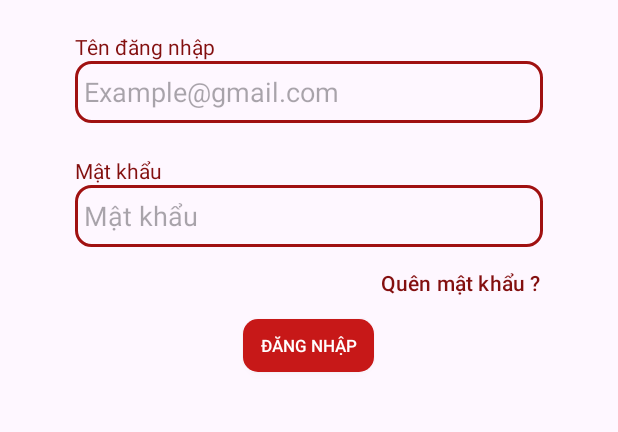
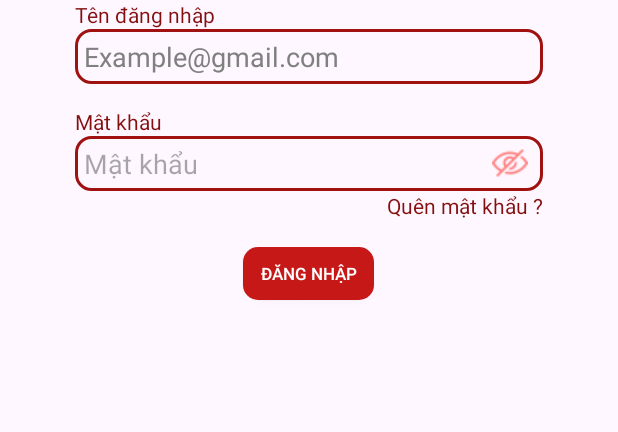
Before and after one commit to NgVietAnh24/ChuyenDeDiDong, an Android app: the screen it shows after launch (Login), on a phone screen of 412 x 824 dp, the part 494-926 px from its top. Run offline under Robolectric (Android 15) with nearby library versions, the phone set to English and light mode, and no system bars; our stand-ins replace Firebase (no records; nobody signed in at launch, a user with empty details on screens opened directly).

Commit message:
Hoàn thiện scrum 1

```diff
--- a/app/build.gradle.kts
+++ b/app/build.gradle.kts
@@ -40,10 +40,11 @@ dependencies {
     // TODO: Add the dependencies for Firebase products you want to use
     // When using the BoM, don't specify versions in Firebase dependencies
     implementation("com.google.firebase:firebase-analytics")
-    implementation("com.google.firebase:firebase-auth")
+    implementation("com.google.firebase:firebase-auth:20.5.0")
     implementation("com.google.firebase:firebase-firestore")
     implementation ("com.airbnb.android:lottie:6.1.0")
     implementation ("com.github.bumptech.glide:glide:4.14.2")
+    implementation("androidx.swiperefreshlayout:swiperefreshlayout:1.1.0")
     annotationProcessor ("com.github.bumptech.glide:compiler:4.14.2")
 
 
--- a/app/src/main/AndroidManifest.xml
+++ b/app/src/main/AndroidManifest.xml
@@ -10,6 +10,8 @@
     <uses-permission android:name="android.permission.READ_EXTERNAL_STORAGE" />
     <uses-permission android:name="android.permission.INTERNET" />
     <uses-permission android:name="android.permission.ACCESS_NETWORK_STATE" />
+    <uses-permission android:name="android.permission.GET_ACCOUNTS" />
+    <uses-permission android:name="android.permission.USE_CREDENTIALS" />
 
     <application
         android:allowBackup="true"
--- a/app/src/main/java/vn/posicode/chuyende/activities/Login.java
+++ b/app/src/main/java/vn/posicode/chuyende/activities/Login.java
@@ -5,10 +5,14 @@ import static android.content.ContentValues.TAG;
 import android.content.Intent;
 import android.os.Bundle;
 import android.os.Handler;
+import android.text.method.HideReturnsTransformationMethod;
+import android.text.method.PasswordTransformationMethod;
 import android.util.Log;
 import android.util.Patterns;
 import android.view.View;
 import android.widget.Button;
+import android.widget.ImageView;
+import android.widget.TextView;
 import android.widget.Toast;
 
 import androidx.annotation.NonNull;
@@ -18,6 +22,7 @@ import androidx.appcompat.app.AppCompatActivity;
 import com.google.android.gms.tasks.OnCompleteListener;
 import com.google.android.gms.tasks.Task;
 import com.google.android.material.textfield.TextInputEditText;
+import com.google.android.material.textfield.TextInputLayout;
 import com.google.firebase.auth.AuthResult;
 import com.google.firebase.auth.FirebaseAuth;
 import com.google.firebase.auth.FirebaseUser;
@@ -31,8 +36,11 @@ public class Login extends AppCompatActivity {
     private FirebaseAuth mAuth;
     private FirebaseFirestore firestore;
     private TextInputEditText edtUsername, edtPassword;
-    private Button btnLogin, btnForgot;
+    private Button btnLogin;
+    private TextView  btnForgot;
     private Loading loading;
+    private ImageView imgEye;
+    private boolean isPasswordVisible = false;
 
     @Override
     protected void onCreate(@Nullable Bundle savedInstanceState) {
@@ -60,7 +68,6 @@ public class Login extends AppCompatActivity {
                     return;
                 }
 
-                // Đăng nhập người dùng
                 loading.show();
                 mAuth.signInWithEmailAndPassword(email, password)
                         .addOnCompleteListener(Login.this, new OnCompleteListener<AuthResult>() {
@@ -124,6 +131,14 @@ public class Login extends AppCompatActivity {
             }
         });
 
+        imgEye.setOnClickListener(new View.OnClickListener() {
+            @Override
+            public void onClick(View v) {
+                togglePasswordVisibility();
+            }
+        });
+
+
         btnForgot.setOnClickListener(new View.OnClickListener() {
             @Override
             public void onClick(View view) {
@@ -131,6 +146,22 @@ public class Login extends AppCompatActivity {
                 startActivity(intent);
             }
         });
+    }
+
+    private void togglePasswordVisibility() {
+        if (isPasswordVisible) {
+            // Ẩn mật khẩu
+            edtPassword.setTransformationMethod(PasswordTransformationMethod.getInstance());
+            imgEye.setImageResource(R.drawable.eye_hide); // Hình mắt đóng
+        } else {
+            // Hiển thị mật khẩu
+            edtPassword.setTransformationMethod(HideReturnsTransformationMethod.getInstance());
+            imgEye.setImageResource(R.drawable.eye_show); // Hình mắt mở
+        }
+        isPasswordVisible = !isPasswordVisible;
+
+        // Đưa con trỏ về cuối trường nhập mật khẩu
+        edtPassword.setSelection(edtPassword.getText().length());
     }
 
     public boolean isValidEmail(String email) {
@@ -142,5 +173,6 @@ public class Login extends AppCompatActivity {
         edtPassword = findViewById(R.id.edtPassword);
         btnLogin = findViewById(R.id.btnLogin);
         btnForgot = findViewById(R.id.btnForgot);
+        imgEye = findViewById(R.id.imgEye);
     }
 }
--- a/app/src/main/res/layout/login.xml
+++ b/app/src/main/res/layout/login.xml
@@ -8,15 +8,16 @@
     android:orientation="vertical"
     tools:context=".activities.Login">
 
+    <!-- Logo -->
     <LinearLayout
         android:layout_width="match_parent"
         android:layout_height="0dp"
-        android:layout_weight="2">
+        android:layout_weight="2"
+        android:gravity="bottom">
 
         <ImageView
             android:layout_width="match_parent"
             android:layout_height="200dp"
-            android:layout_gravity="bottom"
             android:src="@drawable/logo" />
     </LinearLayout>
 
@@ -31,40 +32,60 @@
 
         <TextView
             android:layout_width="match_parent"
-            android:layout_height="0dp"
-            android:layout_weight="1"
+            android:layout_height="wrap_content"
             android:gravity="bottom"
             android:text="Tên đăng nhập"
-            android:textColor="@color/textColorTitle"/>
+            android:textColor="@color/textColorTitle" />
 
         <com.google.android.material.textfield.TextInputEditText
             android:id="@+id/edtUsername"
             android:layout_width="match_parent"
-            android:layout_height="0dp"
-            android:layout_weight="1"
+            android:layout_height="wrap_content"
             android:background="@drawable/border_edt"
             android:hint="Example@gmail.com"
-            android:padding="6dp"/>
+            android:inputType="textEmailAddress"
+            android:padding="6dp"
+            android:textColorHint="@color/textRole" />
 
         <TextView
             android:layout_width="match_parent"
-            android:layout_height="0dp"
-            android:layout_weight="1"
+            android:layout_height="wrap_content"
+            android:layout_marginTop="15dp"
             android:gravity="bottom"
             android:text="Mật khẩu"
-            android:inputType="textEmailAddress"
-            android:textColor="@color/textColorTitle"/>
+            android:textColor="@color/textColorTitle" />
 
+        <FrameLayout
+            android:layout_width="match_parent"
+            android:layout_height="wrap_content"
+            android:orientation="horizontal">
 
-        <com.google.android.material.textfield.TextInputEditText
-            android:id="@+id/edtPassword"
-            android:layout_width="match_parent"
-            android:layout_height="0dp"
-            android:layout_weight="1"
-            android:background="@drawable/border_edt"
-            android:padding="6dp"
-            android:hint="Mật khẩu"
-            android:inputType="textPassword"/>
+            <com.google.android.material.textfield.TextInputEditText
+                android:id="@+id/edtPassword"
+                android:layout_width="match_parent"
+                android:layout_height="wrap_content"
+                android:background="@drawable/border_edt"
+                android:hint="Mật khẩu"
+                android:inputType="textPassword"
+                android:padding="6dp" />
+
+            <ImageView
+                android:id="@+id/imgEye"
+                android:layout_width="wrap_content"
+                android:layout_height="wrap_content"
+                android:layout_gravity="center|end"
+                android:paddingRight="10dp"
+                android:src="@drawable/eye_hide" />
+        </FrameLayout>
+        <TextView
+            android:id="@+id/btnForgot"
+            android:layout_width="wrap_content"
+            android:layout_height="wrap_content"
+            android:layout_gravity="end"
+            android:background="@android:color/transparent"
+            android:text="Quên mật khẩu ?"
+            android:textColor="@color/textColorTitle" />
+
     </LinearLayout>
 
     <LinearLayout
@@ -73,25 +94,15 @@
         android:layout_weight="2"
         android:orientation="vertical">
 
-        <Button
-            android:id="@+id/btnForgot"
-            android:layout_width="wrap_content"
-            android:layout_height="wrap_content"
-            android:layout_gravity="end"
-            android:layout_marginRight="28dp"
-            android:background="@android:color/transparent"
-            android:text="Quên mật khẩu ?"
-            android:textColor="@color/textColorTitle" />
-
         <androidx.appcompat.widget.AppCompatButton
             android:id="@+id/btnLogin"
             android:layout_width="87dp"
             android:layout_height="35dp"
             android:layout_gravity="center"
+            android:background="@drawable/rounded_btn"
+            android:text="Đăng nhập"
             android:textColor="@color/textColor"
-            android:textSize="11sp"
-            android:background="@drawable/rounded_btn"
-            android:text="Đăng nhập" />
+            android:textSize="11sp" />
     </LinearLayout>
 
 </LinearLayout>
```
Also changed, not shown: app/src/main/java/vn/posicode/chuyende/activities/QLNhanVien.java (+53 -21 lines), app/src/main/java/vn/posicode/chuyende/adapters/NguoiDungAdapter.java (+63 -6 lines), app/src/main/res/layout/ql_nhanvien_layout.xml (+17 -3 lines), app/src/main/res/drawable/eye_hide.png (added), app/src/main/res/drawable/eye_show.png (added).
